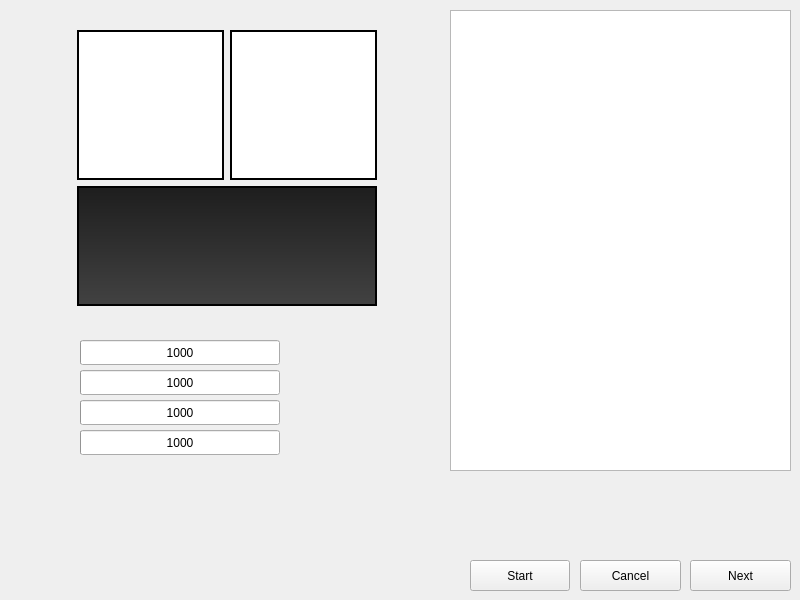
Qt form subpanel/RCcalibration/RCcalibrationWindow.ui (AeroQuad/AeroQuadConfiguratorPyQt) before a commit.
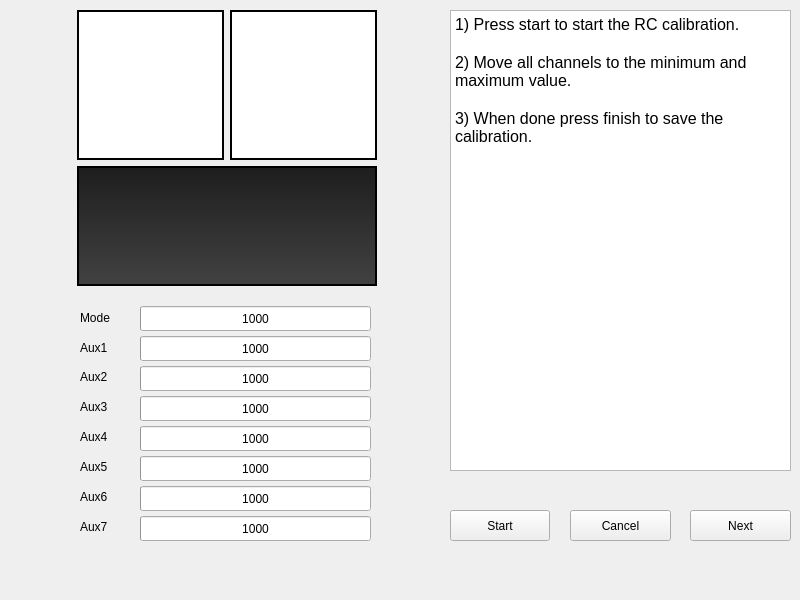
The same form after that commit.

Commit message: Changed RC calibration page and RC channel selection

Patch:
```diff
--- a/subpanel/RCcalibration/RCcalibrationWindow.ui
+++ b/subpanel/RCcalibration/RCcalibrationWindow.ui
@@ -17,7 +17,7 @@
    <property name="geometry">
     <rect>
      <x>77</x>
-     <y>186</y>
+     <y>166</y>
      <width>300</width>
      <height>120</height>
     </rect>
@@ -51,7 +51,7 @@
    <property name="geometry">
     <rect>
      <x>77</x>
-     <y>30</y>
+     <y>10</y>
      <width>147</width>
      <height>150</height>
     </rect>
@@ -94,7 +94,7 @@
    <property name="geometry">
     <rect>
      <x>230</x>
-     <y>30</y>
+     <y>10</y>
      <width>147</width>
      <height>150</height>
     </rect>
@@ -136,8 +136,8 @@
   <widget class="QPushButton" name="start">
    <property name="geometry">
     <rect>
-     <x>470</x>
-     <y>560</y>
+     <x>450</x>
+     <y>510</y>
      <width>100</width>
      <height>31</height>
     </rect>
@@ -149,8 +149,8 @@
   <widget class="QPushButton" name="cancel">
    <property name="geometry">
     <rect>
-     <x>580</x>
-     <y>560</y>
+     <x>570</x>
+     <y>510</y>
      <width>101</width>
      <height>31</height>
     </rect>
@@ -163,7 +163,7 @@
    <property name="geometry">
     <rect>
      <x>690</x>
-     <y>560</y>
+     <y>510</y>
      <width>101</width>
      <height>31</height>
     </rect>
@@ -175,9 +175,9 @@
   <widget class="QProgressBar" name="progressBar_RCmode">
    <property name="geometry">
     <rect>
-     <x>80</x>
-     <y>340</y>
-     <width>200</width>
+     <x>140</x>
+     <y>306</y>
+     <width>231</width>
      <height>25</height>
     </rect>
    </property>
@@ -221,9 +221,9 @@
   <widget class="QProgressBar" name="progressBar_RCAux1">
    <property name="geometry">
     <rect>
-     <x>80</x>
-     <y>370</y>
-     <width>200</width>
+     <x>140</x>
+     <y>336</y>
+     <width>231</width>
      <height>25</height>
     </rect>
    </property>
@@ -267,9 +267,9 @@
   <widget class="QProgressBar" name="progressBar_RCAux2">
    <property name="geometry">
     <rect>
-     <x>80</x>
-     <y>400</y>
-     <width>200</width>
+     <x>140</x>
+     <y>366</y>
+     <width>231</width>
      <height>25</height>
     </rect>
    </property>
@@ -313,9 +313,9 @@
   <widget class="QProgressBar" name="progressBar_RCAux3">
    <property name="geometry">
     <rect>
-     <x>80</x>
-     <y>430</y>
-     <width>200</width>
+     <x>140</x>
+     <y>396</y>
+     <width>231</width>
      <height>25</height>
     </rect>
    </property>
@@ -367,6 +367,305 @@
    </property>
    <property name="frameShadow">
     <enum>QFrame::Sunken</enum>
+   </property>
+   <property name="html">
+    <string>&lt;!DOCTYPE HTML PUBLIC &quot;-//W3C//DTD HTML 4.0//EN&quot; &quot;http://www.w3.org/TR/REC-html40/strict.dtd&quot;&gt;
+&lt;html&gt;&lt;head&gt;&lt;meta name=&quot;qrichtext&quot; content=&quot;1&quot; /&gt;&lt;style type=&quot;text/css&quot;&gt;
+p, li { white-space: pre-wrap; }
+&lt;/style&gt;&lt;/head&gt;&lt;body style=&quot; font-family:'MS Shell Dlg 2'; font-size:8.25pt; font-weight:400; font-style:normal;&quot;&gt;
+&lt;p style=&quot; margin-top:0px; margin-bottom:0px; margin-left:0px; margin-right:0px; -qt-block-indent:0; text-indent:0px;&quot;&gt;&lt;span style=&quot; font-size:12pt;&quot;&gt;1) Press start to start the RC calibration.&lt;/span&gt;&lt;/p&gt;
+&lt;p style=&quot;-qt-paragraph-type:empty; margin-top:0px; margin-bottom:0px; margin-left:0px; margin-right:0px; -qt-block-indent:0; text-indent:0px; font-size:12pt;&quot;&gt;&lt;br /&gt;&lt;/p&gt;
+&lt;p style=&quot; margin-top:0px; margin-bottom:0px; margin-left:0px; margin-right:0px; -qt-block-indent:0; text-indent:0px;&quot;&gt;&lt;span style=&quot; font-size:12pt;&quot;&gt;2) Move all channels to the minimum and maximum value.&lt;/span&gt;&lt;/p&gt;
+&lt;p style=&quot;-qt-paragraph-type:empty; margin-top:0px; margin-bottom:0px; margin-left:0px; margin-right:0px; -qt-block-indent:0; text-indent:0px; font-size:12pt;&quot;&gt;&lt;br /&gt;&lt;/p&gt;
+&lt;p style=&quot; margin-top:0px; margin-bottom:0px; margin-left:0px; margin-right:0px; -qt-block-indent:0; text-indent:0px;&quot;&gt;&lt;span style=&quot; font-size:12pt;&quot;&gt;3) When done press finish to save the calibration.&lt;/span&gt;&lt;/p&gt;&lt;/body&gt;&lt;/html&gt;</string>
+   </property>
+  </widget>
+  <widget class="QProgressBar" name="progressBar_RCAux4">
+   <property name="geometry">
+    <rect>
+     <x>140</x>
+     <y>426</y>
+     <width>231</width>
+     <height>25</height>
+    </rect>
+   </property>
+   <property name="font">
+    <font>
+     <weight>50</weight>
+     <italic>false</italic>
+     <bold>false</bold>
+     <underline>false</underline>
+     <kerning>false</kerning>
+    </font>
+   </property>
+   <property name="contextMenuPolicy">
+    <enum>Qt::DefaultContextMenu</enum>
+   </property>
+   <property name="layoutDirection">
+    <enum>Qt::LeftToRight</enum>
+   </property>
+   <property name="minimum">
+    <number>1000</number>
+   </property>
+   <property name="maximum">
+    <number>2000</number>
+   </property>
+   <property name="value">
+    <number>1000</number>
+   </property>
+   <property name="textVisible">
+    <bool>true</bool>
+   </property>
+   <property name="orientation">
+    <enum>Qt::Horizontal</enum>
+   </property>
+   <property name="invertedAppearance">
+    <bool>false</bool>
+   </property>
+   <property name="format">
+    <string>%v</string>
+   </property>
+  </widget>
+  <widget class="QProgressBar" name="progressBar_RCAux5">
+   <property name="geometry">
+    <rect>
+     <x>140</x>
+     <y>456</y>
+     <width>231</width>
+     <height>25</height>
+    </rect>
+   </property>
+   <property name="font">
+    <font>
+     <weight>50</weight>
+     <italic>false</italic>
+     <bold>false</bold>
+     <underline>false</underline>
+     <kerning>true</kerning>
+    </font>
+   </property>
+   <property name="contextMenuPolicy">
+    <enum>Qt::DefaultContextMenu</enum>
+   </property>
+   <property name="layoutDirection">
+    <enum>Qt::LeftToRight</enum>
+   </property>
+   <property name="minimum">
+    <number>1000</number>
+   </property>
+   <property name="maximum">
+    <number>2000</number>
+   </property>
+   <property name="value">
+    <number>1000</number>
+   </property>
+   <property name="textVisible">
+    <bool>true</bool>
+   </property>
+   <property name="orientation">
+    <enum>Qt::Horizontal</enum>
+   </property>
+   <property name="invertedAppearance">
+    <bool>false</bool>
+   </property>
+   <property name="format">
+    <string>%v</string>
+   </property>
+  </widget>
+  <widget class="QProgressBar" name="progressBar_RCAux7">
+   <property name="geometry">
+    <rect>
+     <x>140</x>
+     <y>516</y>
+     <width>231</width>
+     <height>25</height>
+    </rect>
+   </property>
+   <property name="font">
+    <font>
+     <weight>50</weight>
+     <italic>false</italic>
+     <bold>false</bold>
+     <underline>false</underline>
+     <kerning>true</kerning>
+    </font>
+   </property>
+   <property name="contextMenuPolicy">
+    <enum>Qt::DefaultContextMenu</enum>
+   </property>
+   <property name="layoutDirection">
+    <enum>Qt::LeftToRight</enum>
+   </property>
+   <property name="minimum">
+    <number>1000</number>
+   </property>
+   <property name="maximum">
+    <number>2000</number>
+   </property>
+   <property name="value">
+    <number>1000</number>
+   </property>
+   <property name="textVisible">
+    <bool>true</bool>
+   </property>
+   <property name="orientation">
+    <enum>Qt::Horizontal</enum>
+   </property>
+   <property name="invertedAppearance">
+    <bool>false</bool>
+   </property>
+   <property name="format">
+    <string>%v</string>
+   </property>
+  </widget>
+  <widget class="QProgressBar" name="progressBar_RCAux6">
+   <property name="geometry">
+    <rect>
+     <x>140</x>
+     <y>486</y>
+     <width>231</width>
+     <height>25</height>
+    </rect>
+   </property>
+   <property name="font">
+    <font>
+     <weight>50</weight>
+     <italic>false</italic>
+     <bold>false</bold>
+     <underline>false</underline>
+     <kerning>true</kerning>
+    </font>
+   </property>
+   <property name="contextMenuPolicy">
+    <enum>Qt::DefaultContextMenu</enum>
+   </property>
+   <property name="layoutDirection">
+    <enum>Qt::LeftToRight</enum>
+   </property>
+   <property name="minimum">
+    <number>1000</number>
+   </property>
+   <property name="maximum">
+    <number>2000</number>
+   </property>
+   <property name="value">
+    <number>1000</number>
+   </property>
+   <property name="textVisible">
+    <bool>true</bool>
+   </property>
+   <property name="orientation">
+    <enum>Qt::Horizontal</enum>
+   </property>
+   <property name="invertedAppearance">
+    <bool>false</bool>
+   </property>
+   <property name="format">
+    <string>%v</string>
+   </property>
+  </widget>
+  <widget class="QLabel" name="label">
+   <property name="geometry">
+    <rect>
+     <x>80</x>
+     <y>311</y>
+     <width>46</width>
+     <height>13</height>
+    </rect>
+   </property>
+   <property name="text">
+    <string>Mode</string>
+   </property>
+  </widget>
+  <widget class="QLabel" name="label_aux1">
+   <property name="geometry">
+    <rect>
+     <x>80</x>
+     <y>341</y>
+     <width>46</width>
+     <height>13</height>
+    </rect>
+   </property>
+   <property name="text">
+    <string>Aux1</string>
+   </property>
+  </widget>
+  <widget class="QLabel" name="label_aux2">
+   <property name="geometry">
+    <rect>
+     <x>80</x>
+     <y>370</y>
+     <width>46</width>
+     <height>13</height>
+    </rect>
+   </property>
+   <property name="text">
+    <string>Aux2</string>
+   </property>
+  </widget>
+  <widget class="QLabel" name="label_aux3">
+   <property name="geometry">
+    <rect>
+     <x>80</x>
+     <y>400</y>
+     <width>46</width>
+     <height>13</height>
+    </rect>
+   </property>
+   <property name="text">
+    <string>Aux3</string>
+   </property>
+  </widget>
+  <widget class="QLabel" name="label_aux4">
+   <property name="geometry">
+    <rect>
+     <x>80</x>
+     <y>430</y>
+     <width>46</width>
+     <height>13</height>
+    </rect>
+   </property>
+   <property name="text">
+    <string>Aux4</string>
+   </property>
+  </widget>
+  <widget class="QLabel" name="label_aux5">
+   <property name="geometry">
+    <rect>
+     <x>80</x>
+     <y>460</y>
+     <width>46</width>
+     <height>13</height>
+    </rect>
+   </property>
+   <property name="text">
+    <string>Aux5</string>
+   </property>
+  </widget>
+  <widget class="QLabel" name="label_aux6">
+   <property name="geometry">
+    <rect>
+     <x>80</x>
+     <y>490</y>
+     <width>46</width>
+     <height>13</height>
+    </rect>
+   </property>
+   <property name="text">
+    <string>Aux6</string>
+   </property>
+  </widget>
+  <widget class="QLabel" name="label_aux7">
+   <property name="geometry">
+    <rect>
+     <x>80</x>
+     <y>520</y>
+     <width>46</width>
+     <height>13</height>
+    </rect>
+   </property>
+   <property name="text">
+    <string>Aux7</string>
    </property>
   </widget>
  </widget>
```
The commit also changes 7 other files.
